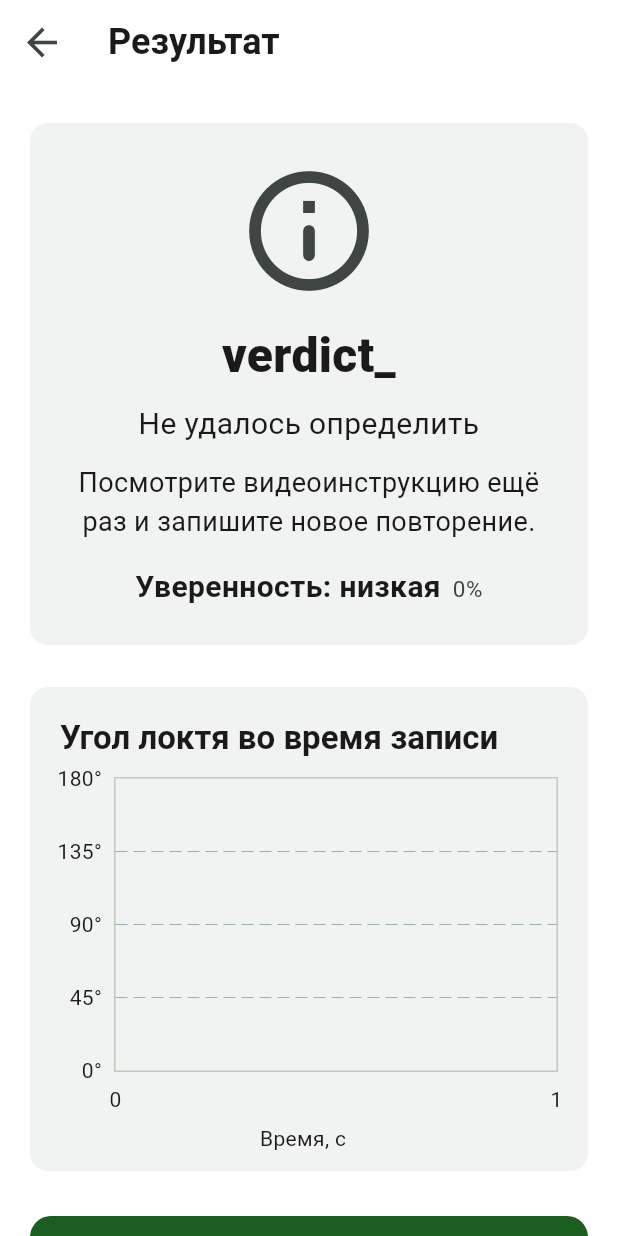
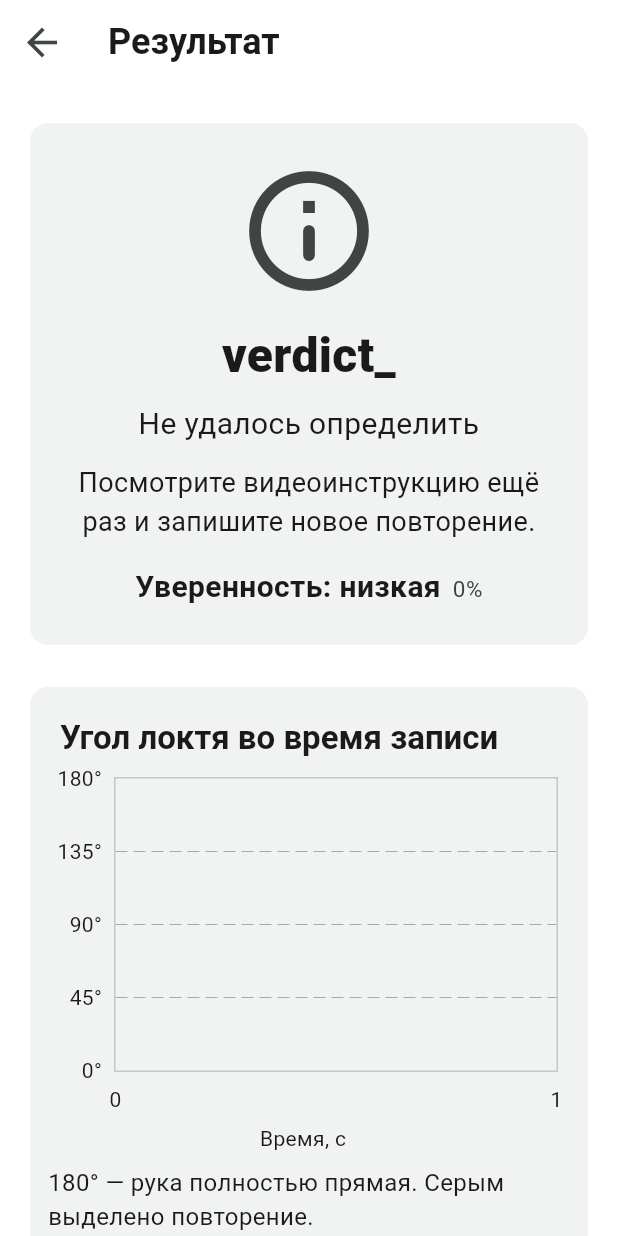
Before and after one commit to Qalau-Development/seriq-ai, a Flutter app: the ResultScreen screen opened directly with empty values, on a phone screen of 412 x 824 dp. Run offline on Flutter 3.47's test engine with Material 3 defaults, Android fonts, the phone set to English and light mode, and no system bars; our stand-ins replace image_picker, material_ui, shared_preferences, video_player; accounts and stored records are empty.

Commit message:
На графике угла выделено повторение и добавлена подсказка, как на сайте

```diff
--- a/apps/mobile/lib/core/strings.dart
+++ b/apps/mobile/lib/core/strings.dart
@@ -53,6 +53,7 @@ class Strings {
     'confidence_low': 'низкая',
     'chart_title': 'Угол локтя во время записи',
     'chart_x_label': 'Время, с',
+    'chart_hint': '180° — рука полностью прямая. Серым выделено повторение.',
     'chart_gap_hint': 'Разрывы линии — моменты, когда рука не была видна.',
     'mock_badge': 'Тестовые данные — не результат модели',
     'warnings_title': 'Подсказки по съёмке',
@@ -156,6 +157,7 @@ class Strings {
     'confidence_low': 'төмен',
     'chart_title': 'Жазу кезіндегі шынтақ бұрышы',
     'chart_x_label': 'Уақыт, с',
+    'chart_hint': '180° — қол толық түзу. Қайталау сұр түспен белгіленген.',
     'chart_gap_hint': 'Сызықтағы үзілістер — қол көрінбеген сәттер.',
     'mock_badge': 'Сынақ деректері — модель нәтижесі емес',
     'warnings_title': 'Түсіру бойынша кеңестер',
--- a/apps/mobile/lib/features/result/result_screen.dart
+++ b/apps/mobile/lib/features/result/result_screen.dart
@@ -75,7 +75,7 @@ class ResultScreen extends StatelessWidget {
                       child: Text(tr('chart_title'),
                           style: Theme.of(context).textTheme.titleLarge),
                     ),
-                    AngleChart(series: result.angleSeries),
+                    AngleChart(series: result.angleSeries, cycle: cycle),
                   ],
                 ),
               ),
--- a/apps/mobile/lib/widgets/angle_chart.dart
+++ b/apps/mobile/lib/widgets/angle_chart.dart
@@ -4,11 +4,12 @@ import 'package:material_ui/material_ui.dart';
 import '../core/strings.dart';
 import '../models/analysis_result.dart';
 
-// AngleChart — график угла локтя по времени, null — разрыв линии
+// AngleChart — график угла локтя по времени, null — разрыв линии, серым — повторение
 class AngleChart extends StatelessWidget {
   final AngleSeries series;
+  final CycleResult? cycle;
 
-  const AngleChart({super.key, required this.series});
+  const AngleChart({super.key, required this.series, this.cycle});
 
   @override
   Widget build(BuildContext context) {
@@ -22,6 +23,12 @@ class AngleChart extends StatelessWidget {
     ];
     final maxX = series.values.length <= 1 ? 1.0 : (series.values.length - 1) / fps;
     const axisStyle = TextStyle(fontSize: 14);
+    final c = cycle;
+    final x1 = c == null ? 0.0 : c.startS.clamp(0, maxX).toDouble();
+    final x2 = c == null ? 0.0 : c.endS.clamp(0, maxX).toDouble();
+    final hint = series.values.contains(null)
+        ? '${tr('chart_hint')} ${tr('chart_gap_hint')}'
+        : tr('chart_hint');
 
     return Column(
       crossAxisAlignment: CrossAxisAlignment.start,
@@ -35,6 +42,16 @@ class AngleChart extends StatelessWidget {
               minY: 0,
               maxY: 180,
               lineTouchData: const LineTouchData(enabled: false),
+              rangeAnnotations: RangeAnnotations(
+                verticalRangeAnnotations: [
+                  if (x2 > x1)
+                    VerticalRangeAnnotation(
+                      x1: x1,
+                      x2: x2,
+                      color: scheme.onSurface.withValues(alpha: 0.12),
+                    ),
+                ],
+              ),
               gridData: FlGridData(
                 horizontalInterval: 45,
                 verticalInterval: maxX > 10 ? 2 : 1,
@@ -82,10 +99,8 @@ class AngleChart extends StatelessWidget {
         ),
         const SizedBox(height: 4),
         Center(child: Text(tr('chart_x_label'), style: axisStyle)),
-        if (series.values.contains(null)) ...[
-          const SizedBox(height: 8),
-          Text(tr('chart_gap_hint'), style: const TextStyle(fontSize: 16)),
-        ],
+        const SizedBox(height: 8),
+        Text(hint, style: const TextStyle(fontSize: 16)),
       ],
     );
   }
```
